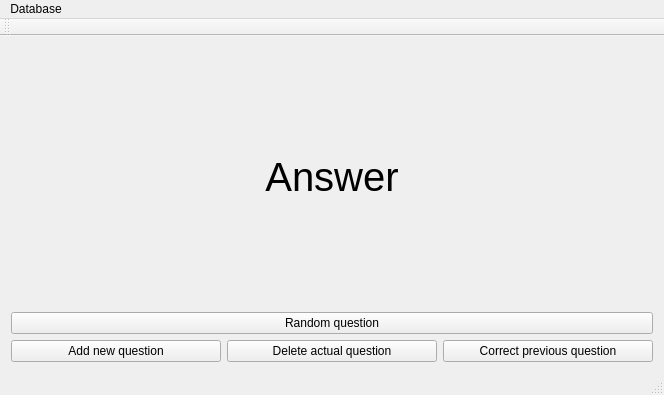
First picture: the form in smartdrillermainwindow.ui, repository buddhi1980/smartDriller, before the edit.
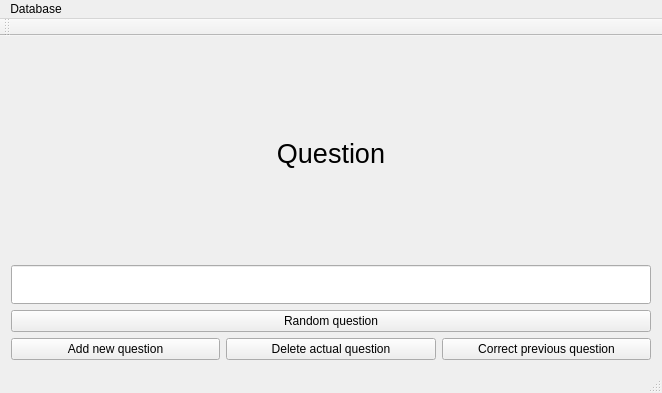
Second picture: the form after the edit. Icons and pictures are not drawn.

Commit message: Added loading of database Added selecting of random question based on statistical data

Patch:
```diff
--- a/smartdrillermainwindow.ui
+++ b/smartdrillermainwindow.ui
@@ -6,30 +6,42 @@
    <rect>
     <x>0</x>
     <y>0</y>
-    <width>664</width>
-    <height>395</height>
+    <width>662</width>
+    <height>393</height>
    </rect>
   </property>
   <property name="windowTitle">
    <string>SmartDrillerMainWindow</string>
   </property>
   <widget class="QWidget" name="centralWidget">
-   <layout class="QVBoxLayout" name="verticalLayout" stretch="1,0,0">
+   <layout class="QVBoxLayout" name="verticalLayout" stretch="1,0,0,0">
     <item>
      <widget class="QLabel" name="label_answer">
       <property name="font">
        <font>
-        <pointsize>30</pointsize>
+        <pointsize>20</pointsize>
         <weight>50</weight>
         <bold>false</bold>
        </font>
       </property>
       <property name="text">
-       <string>Answer</string>
+       <string>Question</string>
       </property>
       <property name="alignment">
        <set>Qt::AlignCenter</set>
       </property>
+      <property name="wordWrap">
+       <bool>true</bool>
+      </property>
+     </widget>
+    </item>
+    <item>
+     <widget class="QLineEdit" name="lineEdit_answer">
+      <property name="font">
+       <font>
+        <pointsize>20</pointsize>
+       </font>
+      </property>
      </widget>
     </item>
     <item>
@@ -83,7 +95,7 @@
     <rect>
      <x>0</x>
      <y>0</y>
-     <width>664</width>
+     <width>662</width>
      <height>23</height>
     </rect>
    </property>
```
Left out of the diff: 24 changed lines with no effect on the pictures. The commit also changes 5 other files.
